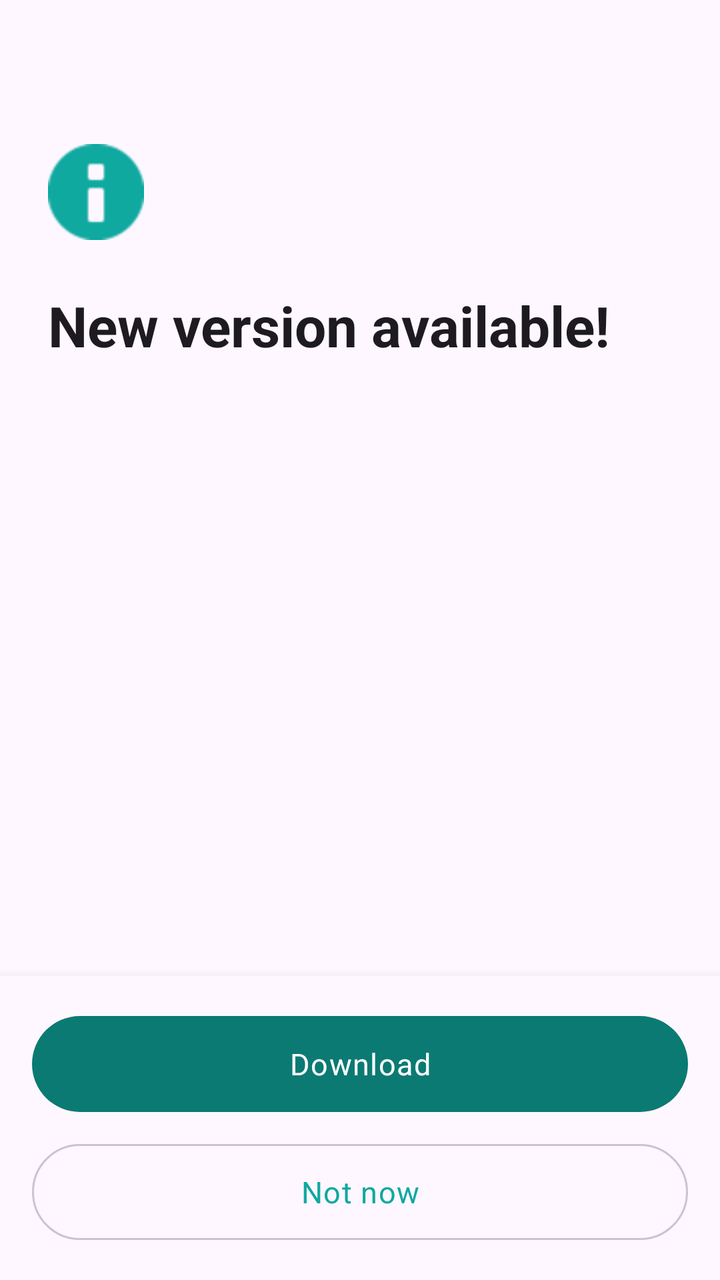
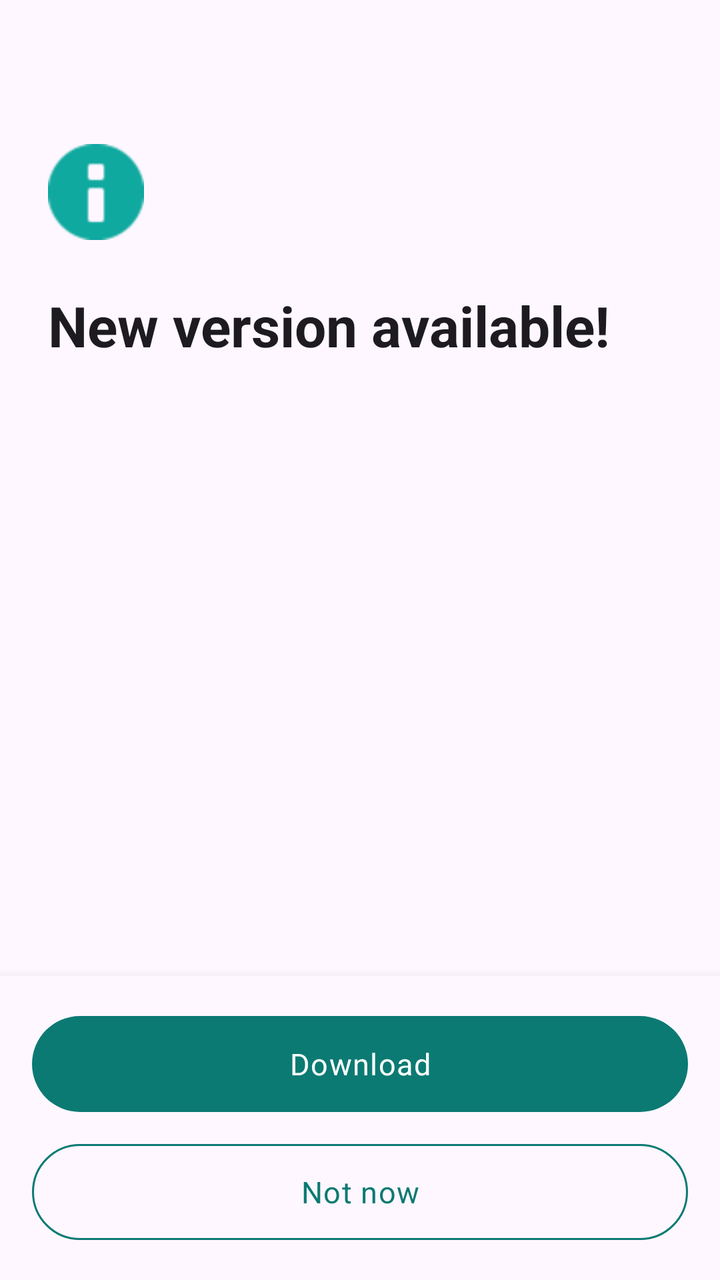

Screens rendered from an Android XML layout before and after an edit, with the pre-edit source and the edit as a unified diff.
<!-- AndroidManifest.xml: activity theme Theme.Vitalix -->
<!-- res/layout/activity_update.xml -->
<?xml version="1.0" encoding="utf-8"?>
<LinearLayout xmlns:android="http://schemas.android.com/apk/res/android"
    xmlns:app="http://schemas.android.com/apk/res-auto"
    android:layout_width="match_parent"
    android:layout_height="match_parent"
    android:orientation="vertical">

    <ScrollView
        android:layout_width="match_parent"
        android:layout_height="0dp"
        android:layout_weight="1"
        android:fillViewport="true">

        <LinearLayout
            android:layout_width="match_parent"
            android:layout_height="wrap_content"
            android:orientation="vertical"
            android:padding="@dimen/space_24">

            <ImageView
                android:id="@+id/iconUpdate"
                android:layout_width="48dp"
                android:layout_height="48dp"
                android:layout_marginTop="48dp"
                android:layout_marginBottom="@dimen/space_24"
                android:src="@android:drawable/ic_dialog_info"
                app:tint="?colorPrimary"
                android:contentDescription="Update icon" />

            <TextView
                android:id="@+id/txtHeading"
                android:layout_width="wrap_content"
                android:layout_height="wrap_content"
                android:text="@string/update_heading"
                android:textAppearance="?textAppearanceHeadlineMedium"
                android:textStyle="bold"
                android:layout_marginBottom="@dimen/space_4" />

            <TextView
                android:id="@+id/txtVersion"
                android:layout_width="wrap_content"
                android:layout_height="wrap_content"
                android:textAppearance="?textAppearanceBodySmall"
                android:textColor="?android:textColorSecondary"
                android:layout_marginBottom="@dimen/space_24" />

            <ScrollView
                android:id="@+id/scrollChangelog"
                android:layout_width="match_parent"
                android:layout_height="wrap_content">

                <TextView
                    android:id="@+id/txtChangelog"
                    android:layout_width="match_parent"
                    android:layout_height="wrap_content"
                    android:textAppearance="?textAppearanceBodyMedium"
                    android:lineSpacingExtra="4dp" />

            </ScrollView>

            <TextView
                android:id="@+id/txtError"
                android:layout_width="match_parent"
                android:layout_height="wrap_content"
                android:layout_marginTop="@dimen/space_16"
                android:textColor="@color/error_red"
                android:textAppearance="?textAppearanceBodySmall"
                android:visibility="gone" />

        </LinearLayout>
    </ScrollView>

    <LinearLayout
        android:id="@+id/barButtons"
        android:layout_width="match_parent"
        android:layout_height="wrap_content"
        android:orientation="vertical"
        android:padding="@dimen/space_16"
        android:paddingBottom="@dimen/space_24"
        android:background="?colorSurface"
        android:elevation="8dp">

        <com.google.android.material.progressindicator.LinearProgressIndicator
            android:id="@+id/progressDownload"
            android:layout_width="match_parent"
            android:layout_height="wrap_content"
            android:layout_marginBottom="@dimen/space_8"
            android:visibility="gone"
            app:indicatorColor="?colorPrimary"
            app:trackColor="?colorSurfaceVariant" />

        <TextView
            android:id="@+id/txtProgress"
            android:layout_width="match_parent"
            android:layout_height="wrap_content"
            android:layout_marginBottom="@dimen/space_8"
            android:textAppearance="?textAppearanceBodySmall"
            android:gravity="center"
            android:visibility="gone" />

        <com.google.android.material.button.MaterialButton
            android:id="@+id/btnPrimary"
            android:layout_width="match_parent"
            android:layout_height="56dp"
            android:text="@string/update_download"
            android:textAppearance="@style/Vitalix.Body" />

        <com.google.android.material.button.MaterialButton
            android:id="@+id/btnNotNow"
            style="@style/Widget.Material3.Button.OutlinedButton"
            android:layout_width="match_parent"
            android:layout_height="56dp"
            android:layout_marginTop="@dimen/space_8"
            android:text="@string/update_not_now"
            android:textAppearance="@style/Vitalix.Body" />

    </LinearLayout>

</LinearLayout>
<!-- resources referenced by this layout -->
<resources>
  <color name="error_red">#B91C1C</color>
  <dimen name="space_16">16dp</dimen>
  <dimen name="space_24">24dp</dimen>
  <dimen name="space_4">4dp</dimen>
  <dimen name="space_8">8dp</dimen>
  <string name="update_download">Download</string>
  <string name="update_heading">New version available!</string>
  <string name="update_not_now">Not now</string>
  <style name="Vitalix.Body" parent="TextAppearance.Material3.BodyLarge">
          <item name="android:textSize">15sp</item>
      </style>
  <style name="Theme.Vitalix" parent="Base.Theme.Vitalix" />
  <style name="Base.Theme.Vitalix" parent="Theme.Material3.DayNight.NoActionBar">
          <item name="colorPrimary">@color/vital_teal</item>
          <item name="materialButtonStyle">@style/Widget.Vitalix.Button</item>
          <item name="colorOnPrimary">@color/white</item>
          <item name="colorSecondary">@color/pulse_green</item>
          <item name="colorOnSecondary">@color/black</item>
          <item name="android:colorBackground">@color/bg_app</item>
          <item name="colorSurface">@color/bg_surface</item>
          <item name="colorOnBackground">@color/text_primary</item>
          <item name="colorOnSurface">@color/text_primary</item>
          <item name="colorOnSurfaceVariant">@color/text_secondary</item>
          <item name="colorOutline">@color/outline_subtle</item>
          <item name="colorOutlineVariant">@color/outline_subtle</item>
      </style>
  <color name="vital_teal">#0FA9A0</color>
  <style name="Widget.Vitalix.Button" parent="Widget.Material3.Button">
          <item name="backgroundTint">@color/button_primary_bg</item>
      </style>
  <color name="white">#FFFFFFFF</color>
  <color name="pulse_green">#34D399</color>
  <color name="black">#FF000000</color>
  <color name="bg_app">#FFFEF7FF</color>
  <color name="bg_surface">#FFFEF7FF</color>
  <color name="text_primary">#FF1D1B20</color>
  <color name="text_secondary">#FF49454F</color>
  <color name="outline_subtle">#FFCAC4D0</color>
</resources>

<!-- the commit's change to res/layout/activity_update.xml (unified diff, before → after) -->
@@ -107,7 +107,7 @@
 
         <com.google.android.material.button.MaterialButton
             android:id="@+id/btnNotNow"
-            style="@style/Widget.Material3.Button.OutlinedButton"
+            style="@style/Widget.Vitalix.Button.OutlinedButton"
             android:layout_width="match_parent"
             android:layout_height="56dp"
             android:layout_marginTop="@dimen/space_8"
<!-- resource entries referenced after the edit -->
@@ -11,10 +11,19 @@
   <style name="Vitalix.Body" parent="TextAppearance.Material3.BodyLarge">
           <item name="android:textSize">15sp</item>
       </style>
+  <style name="Widget.Vitalix.Button.OutlinedButton" parent="Widget.Material3.Button.OutlinedButton">
+          <item name="android:textColor">@color/button_text_teal</item>
+          <item name="iconTint">@color/button_text_teal</item>
+          <item name="rippleColor">@color/button_ripple_teal</item>
+          <item name="strokeColor">@color/button_outline_teal</item>
+      </style>
   <style name="Theme.Vitalix" parent="Base.Theme.Vitalix" />
   <style name="Base.Theme.Vitalix" parent="Theme.Material3.DayNight.NoActionBar">
           <item name="colorPrimary">@color/vital_teal</item>
           <item name="materialButtonStyle">@style/Widget.Vitalix.Button</item>
+          <item name="materialButtonOutlinedStyle">@style/Widget.Vitalix.Button.OutlinedButton</item>
+          <item name="borderlessButtonStyle">@style/Widget.Vitalix.Button.TextButton</item>
+          <item name="android:buttonBarButtonStyle">@style/Widget.Vitalix.Button.TextButton</item>
           <item name="colorOnPrimary">@color/white</item>
           <item name="colorSecondary">@color/pulse_green</item>
           <item name="colorOnSecondary">@color/black</item>
@@ -30,6 +39,11 @@
   <style name="Widget.Vitalix.Button" parent="Widget.Material3.Button">
           <item name="backgroundTint">@color/button_primary_bg</item>
       </style>
+  <style name="Widget.Vitalix.Button.TextButton" parent="Widget.Material3.Button.TextButton">
+          <item name="android:textColor">@color/button_text_teal</item>
+          <item name="iconTint">@color/button_text_teal</item>
+          <item name="rippleColor">@color/button_ripple_teal</item>
+      </style>
   <color name="white">#FFFFFFFF</color>
   <color name="pulse_green">#34D399</color>
   <color name="black">#FF000000</color>
